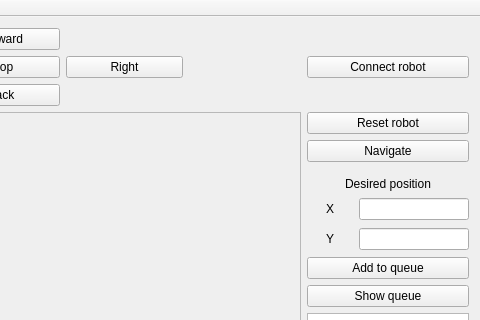
LadislavBrecka/Robot-regulator-GUI, file mainwindow.ui: the form before one commit; both pictures show x 310 to 790 and y 0 to 320 of the 790 by 620 pixel window.
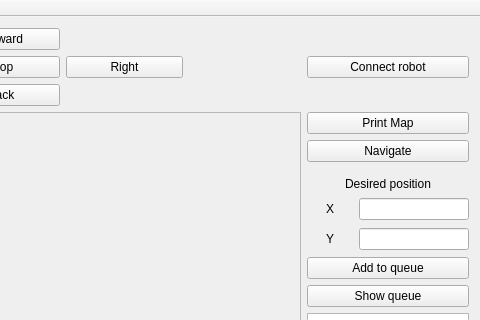
The form after the commit.

Diff of the .ui file:
```diff
--- a/mainwindow.ui
+++ b/mainwindow.ui
@@ -172,7 +172,7 @@
          </size>
         </property>
         <property name="text">
-         <string>Reset robot</string>
+         <string>Print Map</string>
         </property>
        </widget>
       </item>
```
